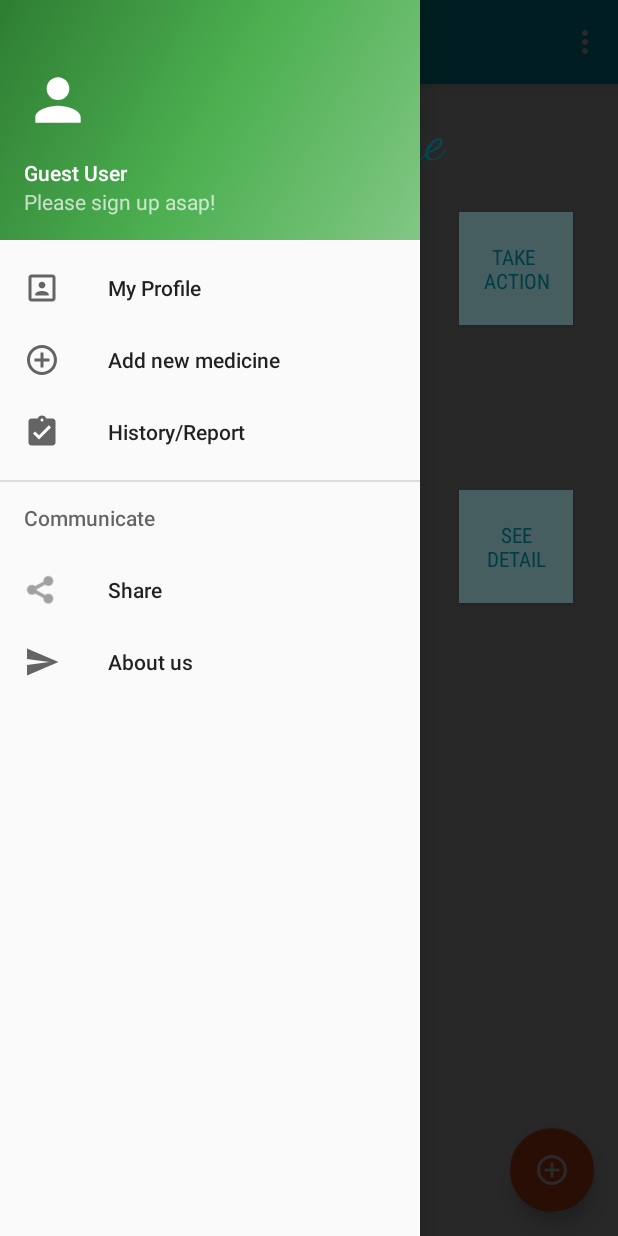
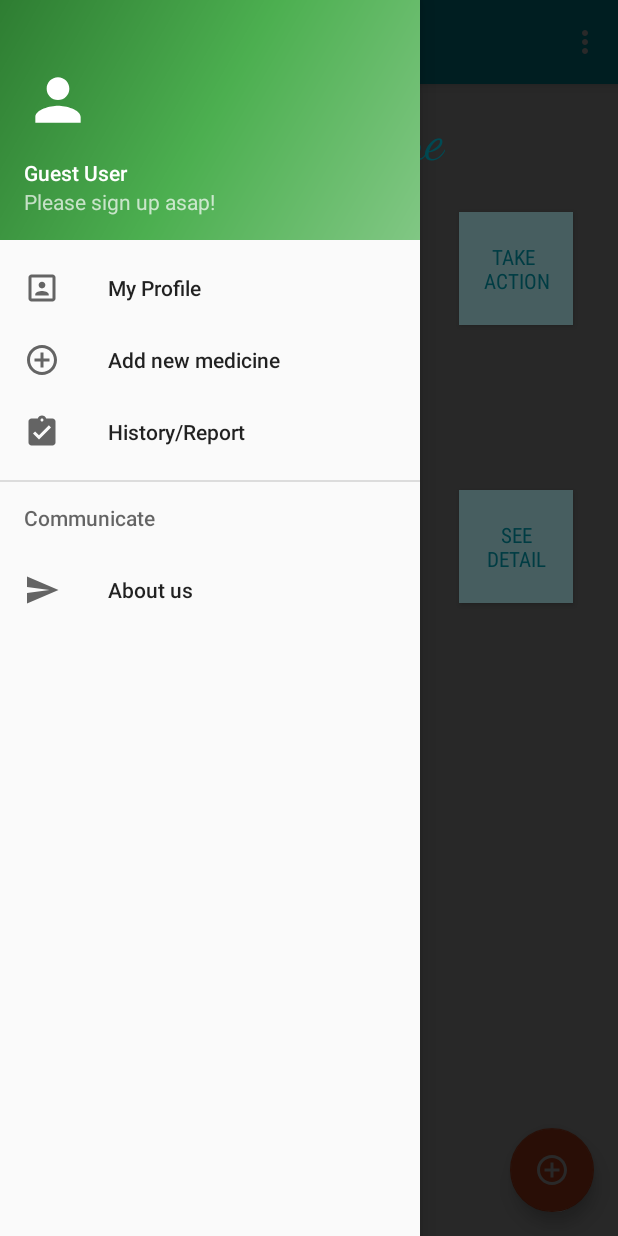
Before and after one commit to JiyunShi/MedicineTracker, an Android app: the screen it shows after launch (MainActivity), with the side drawer open, on a phone screen of 412 x 824 dp. Run offline under Robolectric (Android 15) with nearby library versions, the phone set to English and light mode, and no system bars.

```diff
--- a/app/src/main/java/com/example/niceday/medicinetracker/AddMedicineActivity.java
+++ b/app/src/main/java/com/example/niceday/medicinetracker/AddMedicineActivity.java
@@ -74,7 +74,7 @@ public class AddMedicineActivity extends AppCompatActivity {
 
         plans.add(newplan);
         currentUser.setPlans(plans);
-        userList.add(currentUser);
+        userList = JSONHelper.updateDBprefix(this,currentUser);
         boolean result = JSONHelper.updateDB(this, userList, currentUser.getName());
 
         if(result) Toast.makeText(this, "create new Medicine Plan Successfully!!", Toast.LENGTH_LONG).show();
--- a/app/src/main/java/com/example/niceday/medicinetracker/MainActivity.java
+++ b/app/src/main/java/com/example/niceday/medicinetracker/MainActivity.java
@@ -130,9 +130,6 @@ public class MainActivity extends AppCompatActivity
                 intentReport.putExtra("currentUser", new Gson().toJson(currentUser));
                 startActivity(intentReport);
                 break;
-            case R.id.nav_share:
-
-                break;
             case R.id.nav_send:
 
                 break;
@@ -257,8 +254,7 @@ public class MainActivity extends AppCompatActivity
 
             newPlans.add(MedicineToTake);
             currentUser.setPlans(newPlans);
-            List<User> updatedUserList = new ArrayList<User>();
-            updatedUserList.add(currentUser);
+            List<User> updatedUserList = JSONHelper.updateDBprefix(this,currentUser);
             JSONHelper.updateDB(this, updatedUserList, currentUser.getName());
         }
 
--- a/app/src/main/java/com/example/niceday/medicinetracker/NewUserActivity.java
+++ b/app/src/main/java/com/example/niceday/medicinetracker/NewUserActivity.java
@@ -54,6 +54,11 @@ public class NewUserActivity extends AppCompatActivity {
         newUser.setEmail(newEmail.getText().toString());
         if(genderMale.isChecked()) newUser.setMale(true);
         else if(genderFemale.isChecked()) newUser.setMale(false);
+
+
+        if(JSONHelper.getDB(this)==null) userList = new ArrayList<User>();
+        else userList = JSONHelper.getDB(this).getUsers();
+
         userList.add(newUser);
 
         boolean result = JSONHelper.updateDB(this, userList, newUser.getName());
--- a/app/src/main/java/com/example/niceday/medicinetracker/ReportActivity.java
+++ b/app/src/main/java/com/example/niceday/medicinetracker/ReportActivity.java
@@ -5,6 +5,7 @@ import android.support.design.widget.FloatingActionButton;
 import android.support.design.widget.Snackbar;
 import android.support.v7.app.AppCompatActivity;
 import android.support.v7.widget.Toolbar;
+import android.text.method.ScrollingMovementMethod;
 import android.view.View;
 import android.widget.TextView;
 
@@ -28,7 +29,7 @@ public class ReportActivity extends AppCompatActivity {
         getSupportActionBar().setDisplayHomeAsUpEnabled(true);
         String underScore = "___________________________________________";
         txtReport = (TextView) findViewById(R.id.txtReport);
-
+        txtReport.setMovementMethod(new ScrollingMovementMethod());
         String jsonUserObject="";
         Bundle extras = getIntent().getExtras();
         if(extras !=null){
--- a/app/src/main/res/menu/activity_main_drawer.xml
+++ b/app/src/main/res/menu/activity_main_drawer.xml
@@ -19,10 +19,6 @@
     <item android:title="@string/communicate">
         <menu>
             <item
-                android:id="@+id/nav_share"
-                android:icon="@drawable/ic_menu_share"
-                android:title="@string/share" />
-            <item
                 android:id="@+id/nav_send"
                 android:icon="@drawable/ic_send"
                 android:title="@string/about_us" />
```
Also changed, not shown: app/src/main/java/com/example/niceday/medicinetracker/JSONHelper.java (+19 -2 lines).
